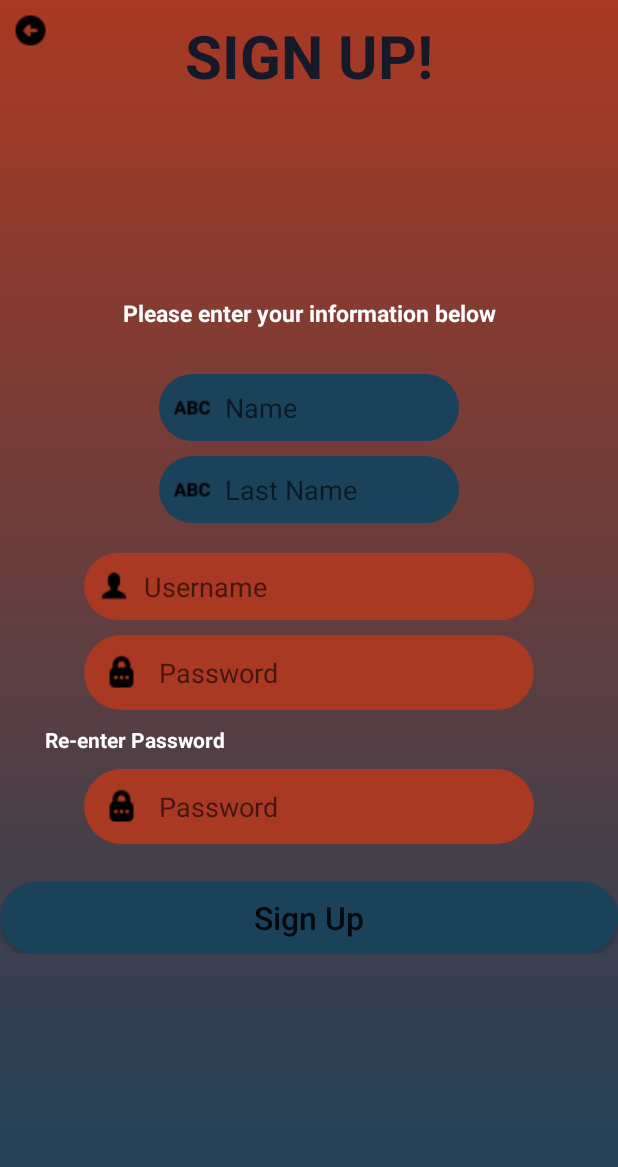
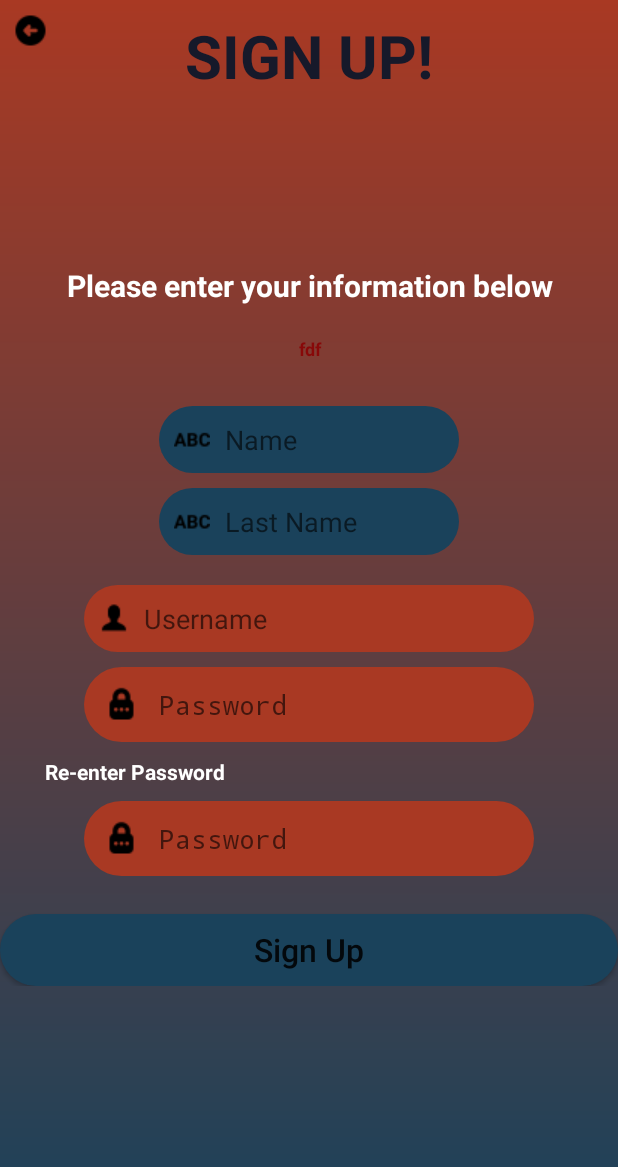
Before and after one commit to EmmanuelGR02/WorkoutGenerator, an Android app built with Jetpack Compose: the screen it shows after launch (MainActivity), after a tap on "Sign Up", on a phone screen of 412 x 824 dp. Shown: the top 1167 px of the screen. Run offline under Robolectric (Android 15) with nearby library versions, the phone set to English and light mode, and no system bars; our stand-ins replace Firebase (no records; nobody signed in at launch, a user with empty details on screens opened directly).

```diff
--- a/app/src/main/java/com/example/workoutgenerator/LoginActivity.kt
+++ b/app/src/main/java/com/example/workoutgenerator/LoginActivity.kt
@@ -9,7 +9,7 @@ class LoginActivity {
     fun LoginActivit() {}
 
     // get name
-    fun getName(): String { return name }
+   // fun getName(): String { return name }
 
     // Get name from the EditView and assign it to the "name" variable
     fun setName() {
--- a/app/src/main/res/layout/signup_layout.xml
+++ b/app/src/main/res/layout/signup_layout.xml
@@ -39,15 +39,29 @@
             android:text="Please enter your information below"
             android:gravity="center_horizontal"
             android:padding="10dp"
-            android:textSize="15sp"
+            android:textSize="20sp"
             android:textStyle="bold"
             android:textColor="@color/white"></TextView>
+
+        <!-- Error Message -->
+        <TextView
+            android:id="@+id/signUp_errMessage"
+            android:layout_width="match_parent"
+            android:layout_height="wrap_content"
+            android:text="fdf"
+            android:gravity="center_horizontal"
+            android:padding="10dp"
+            android:textSize="12sp"
+            android:textStyle="bold"
+            android:textColor="@color/red"></TextView>
 
     <!--   Sign up Inputs   -->
 
         <!-- Name Input -->
         <EditText
             android:id="@+id/signUp_name"
+            android:maxLength="10"
+            android:maxLines="1"
             android:layout_gravity="center_horizontal"
             android:layout_width="200dp"
             android:layout_height="wrap_content"
@@ -63,6 +77,8 @@
         <!-- Lasr Name Input -->
         <EditText
             android:id="@+id/signUp_lastName"
+            android:maxLength="10"
+            android:maxLines="1"
             android:layout_gravity="center_horizontal"
             android:layout_width="200dp"
             android:layout_height="wrap_content"
@@ -78,6 +94,8 @@
         <!-- Username Input -->
         <EditText
             android:id="@+id/signUp_username"
+            android:maxLength="15"
+            android:maxLines="1"
             android:layout_gravity="center_horizontal"
             android:layout_width="300dp"
             android:layout_height="wrap_content"
@@ -92,7 +110,10 @@
 
         <!-- Password Input -->
         <EditText
+            android:maxLength="15"
+            android:maxLines="1"
             android:id="@+id/signUp_password"
+            android:password="true"
             android:layout_gravity="center_horizontal"
             android:layout_width="300dp"
             android:layout_height="wrap_content"
@@ -119,6 +140,9 @@
         <!-- Password 2nd Input -->
         <EditText
             android:id="@+id/signUp_reEnteredPassword"
+            android:maxLength="15"
+            android:maxLines="1"
+            android:password="true"
             android:layout_gravity="center_horizontal"
             android:layout_width="300dp"
             android:layout_height="wrap_content"
--- a/app/src/main/res/values/colors.xml
+++ b/app/src/main/res/values/colors.xml
@@ -15,4 +15,5 @@
     <color name="loginBG_darkGray">#545454</color>
     <color name="loginBG_lightGray">#ADADAD</color>
     <color name="loginBG_darkerBlue">#16192A</color>
+    <color name="red">#880808</color>
 </resources>
```
Also changed, not shown: app/src/main/java/com/example/workoutgenerator/MainActivity.kt (+23 -6 lines), app/src/main/java/com/example/workoutgenerator/SignUpActivity.kt (+36 -1 lines).
